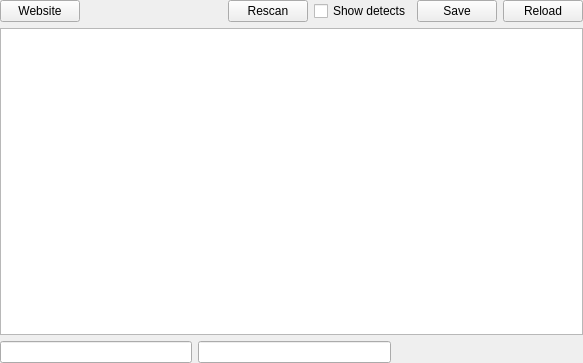
This is xvirustotalwidget.ui in horsicq/XOnlineTools as Qt 5 draws it before an edit. The edited form follows.
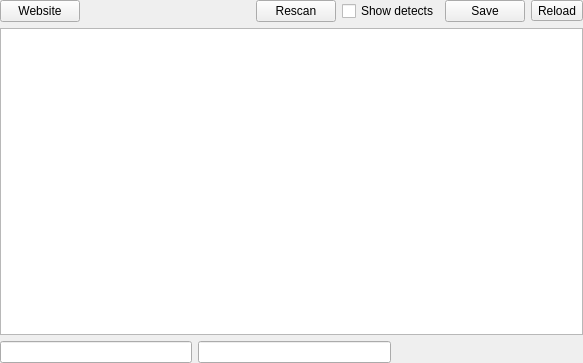
This is the edited form.

The edit to the form file:
```diff
--- a/xvirustotalwidget.ui
+++ b/xvirustotalwidget.ui
@@ -73,7 +73,7 @@
       </widget>
      </item>
      <item>
-      <widget class="QPushButton" name="pushButtonReload">
+      <widget class="QToolButton" name="toolButtonReload">
        <property name="text">
         <string>Reload</string>
        </property>
```
